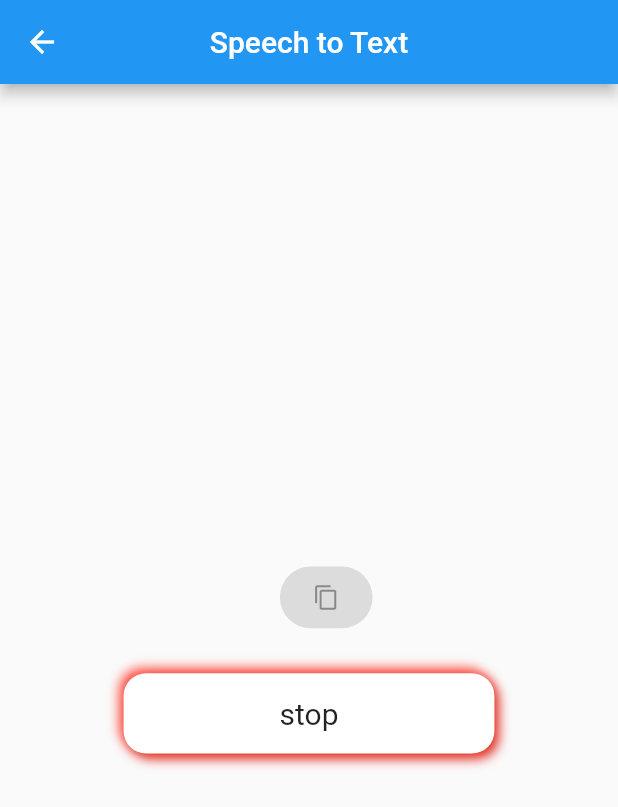
After one commit to ZohaibSoomro/text_translator, a Flutter app: the SpeechToTextPage screen opened directly, after a tap on "record speech", on a phone screen of 412 x 824 dp. The commit adds this screen. Shown: the top 807 px of the screen. Run offline on Flutter 3.47's test engine with Material 2 defaults, Android fonts, the phone set to English and light mode, and no system bars; drawn by our look-alikes of clay_containers, loading_overlay; our stand-ins replace speech_to_text; missing offline and left inert: image_picker_android, image_picker_platform_interface.

Commit message:
added speech to text page + copy text functionality

```diff
--- a/lib/main.dart
+++ b/lib/main.dart
@@ -1,5 +1,4 @@
 import 'package:flutter/material.dart';
-import 'package:text_translator/pages/translation_page.dart';
 import 'package:image_picker_android/image_picker_android.dart';
 // ignore: depend_on_referenced_packages
 import 'package:image_picker_platform_interface/image_picker_platform_interface.dart';
--- a/lib/pages/home.dart
+++ b/lib/pages/home.dart
@@ -1,6 +1,9 @@
 import 'package:flutter/material.dart';
+import 'package:text_translator/pages/speech_to_text.dart';
 import 'package:text_translator/pages/text_extraction_page.dart';
 import 'package:text_translator/pages/translation_page.dart';
+
+import 'text_to_speech_page.dart';
 
 class Home extends StatelessWidget {
   const Home({super.key});
@@ -21,6 +24,10 @@ class Home extends StatelessWidget {
               context, 'Translator', Icons.translate, const TranslationPage()),
           buildMethod(context, 'Text extractor', Icons.wrap_text,
               const TextExtractionPage()),
+          buildMethod(context, 'Text to speech', Icons.audio_file,
+              const TextToSpeechPage()),
+          buildMethod(context, 'Speech to text', Icons.record_voice_over,
+              const SpeechToTextPage()),
         ],
       ),
     );
--- /dev/null
+++ b/lib/pages/speech_to_text.dart
@@ -0,0 +1,126 @@
+import 'package:flutter/material.dart';
+import 'package:flutter/services.dart';
+import 'package:loading_overlay/loading_overlay.dart';
+import 'package:speech_to_text/speech_to_text.dart';
+import 'package:text_translator/widgets/gradient_button.dart';
+
+class SpeechToTextPage extends StatefulWidget {
+  const SpeechToTextPage({super.key});
+
+  @override
+  State<SpeechToTextPage> createState() => _SpeechToTextPageState();
+}
+
+class _SpeechToTextPageState extends State<SpeechToTextPage> {
+  bool isLoading = false;
+
+  String text = "";
+  final controller = TextEditingController();
+  SpeechToText speech = SpeechToText();
+
+  bool speechEnabled = false;
+
+  bool isRecording = false;
+
+  void copyToClipBoard() {
+    Clipboard.setData(ClipboardData(text: text));
+    ScaffoldMessenger.of(context).showSnackBar(
+      const SnackBar(
+        content: Text('Text copied to clipboard'),
+      ),
+    );
+  }
+
+  @override
+  void initState() {
+    super.initState();
+    initSpeech();
+  }
+
+  @override
+  void dispose() {
+    super.dispose();
+    controller.dispose();
+  }
+
+  @override
+  Widget build(BuildContext context) {
+    return LoadingOverlay(
+      isLoading: isLoading,
+      child: Scaffold(
+        appBar: AppBar(
+          title: const Text('Speech to Text'),
+          centerTitle: true,
+        ),
+        body: Padding(
+          padding: const EdgeInsets.all(10.0),
+          child: Column(
+            crossAxisAlignment: CrossAxisAlignment.center,
+            mainAxisAlignment: MainAxisAlignment.center,
+            children: [
+              const SizedBox(width: double.infinity),
+              Row(
+                mainAxisAlignment: MainAxisAlignment.center,
+                children: [
+                  SelectableText(
+                    text,
+                    style: const TextStyle(fontSize: 18),
+                  ),
+                  const SizedBox(width: 20),
+                  SizedBox(
+                    height: MediaQuery.of(context).size.height * .05,
+                    width: MediaQuery.of(context).size.width * .15,
+                    child: FilledButton(
+                        onPressed: isRecording ? null : copyToClipBoard,
+                        child: const Icon(Icons.copy)),
+                  )
+                ],
+              ),
+              const SizedBox(height: 30),
+              GradientButton(
+                text: isRecording ? 'stop' : 'record speech',
+                onPressed: isRecording ? stop : onSpeechToText,
+                gradient: LinearGradient(
+                  colors: [Colors.red[100]!, Colors.red],
+                  begin: Alignment.topLeft,
+                  end: Alignment.bottomRight,
+                ),
+              ),
+            ],
+          ),
+        ),
+      ),
+    );
+  }
+
+  void stop() {
+    // some time later...
+    speech.stop();
+    setState(() {
+      isRecording = false;
+    });
+  }
+
+  void onSpeechToText() async {
+    setState(() {
+      isRecording = true;
+    });
+    if (!speechEnabled) await initSpeech();
+    if (speechEnabled) {
+      speech.listen(onResult: (val) {
+        print("result: ${val.recognizedWords}");
+        text = val.recognizedWords;
+        if (mounted) setState(() {});
+      });
+    } else {
+      print("The user has denied the use of speech recognition.");
+    }
+  }
+
+  Future initSpeech() async {
+    bool available = await speech.initialize();
+    setState(() {
+      speechEnabled = available;
+    });
+  }
+}
--- a/lib/widgets/gradient_button.dart
+++ b/lib/widgets/gradient_button.dart
@@ -18,8 +18,8 @@ class GradientButton extends StatelessWidget {
     return InkWell(
       onTap: onPressed,
       child: ClayContainer(
-        height: 50,
-        width: 150,
+        height: MediaQuery.of(context).size.height * 0.065,
+        width: MediaQuery.of(context).size.width * 0.6,
         borderRadius: 15,
         surfaceColor: Colors.white,
         parentColor: gradient.colors.last,
--- a/pubspec.yaml
+++ b/pubspec.yaml
@@ -9,6 +9,7 @@ environment:
   sdk: ">=3.0.3 <4.0.0"
 
 dependencies:
+  audioplayers: ^5.1.0
   clay_containers: ^0.3.2
   cupertino_icons: ^1.0.2
   flutter:
@@ -17,6 +18,7 @@ dependencies:
   http: ^1.1.0
   image_picker_android: ^0.8.7+4
   loading_overlay: ^0.3.0
+  speech_to_text: ^6.3.0
 
 dev_dependencies:
   flutter_lints: ^2.0.0
```
Also changed, not shown: lib/pages/text_extraction_page.dart (+33 -9 lines), lib/pages/text_to_speech_page.dart (added, +70 -0 lines), lib/pages/translation_page.dart (+9 -3 lines), lib/utils/speech_handler.dart (added, +8 -0 lines), lib/widgets/list_drop_down.dart (renamed from lib/widgets/language_drop_down.dart, +9 -7 lines), pubspec.lock, 1 other file.
